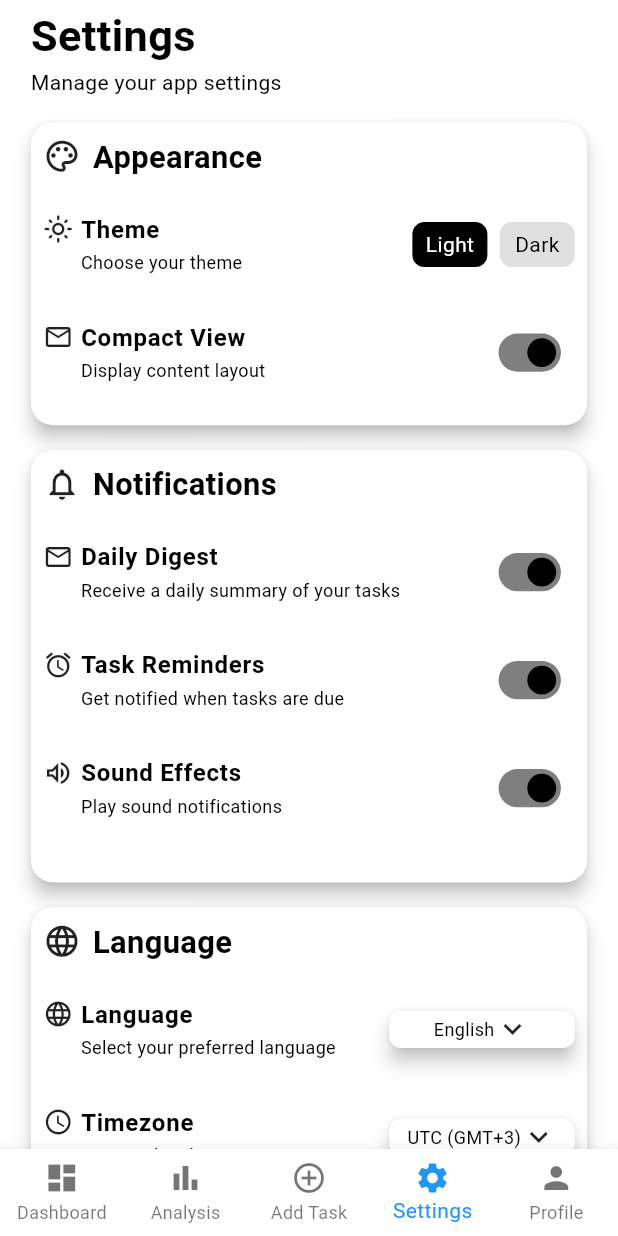
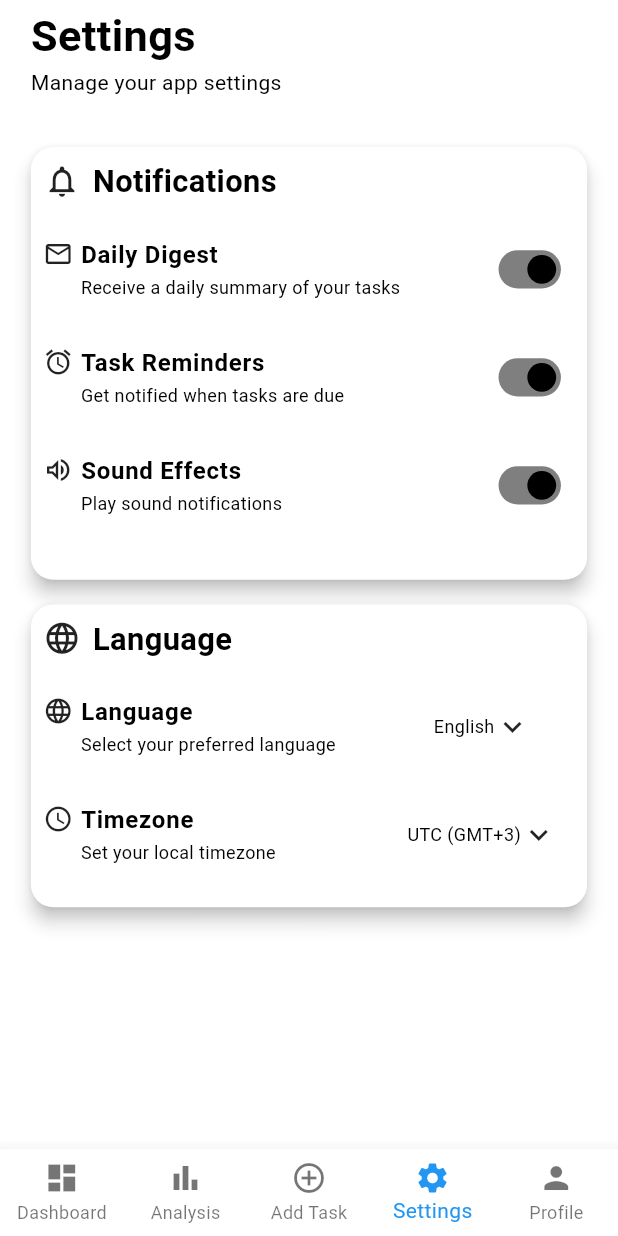
Before and after one commit to CodesFuture/task_wallet, a Flutter app: the screen it shows after launch, item 4 of the bottom bar chosen, on a phone screen of 412 x 824 dp. Run offline on Flutter 3.47's test engine with Material 3 defaults, Android fonts, the phone set to English and light mode, and no system bars; our stand-ins replace flutter_slidable, sqflite; accounts and stored records are empty.

Commit message:
Initial commit

```diff
--- a/lib/Addtask/my_add_task_page.dart
+++ b/lib/Addtask/my_add_task_page.dart
@@ -3,6 +3,7 @@ import 'package:flutter/material.dart';
 import 'package:provider/provider.dart';
 import 'package:task_wallet/Addtask/task_provider.dart';
 import 'package:task_wallet/Addtask/task_widget.dart';
+import '../Database/database_model.dart';
 import '../Database/database_service.dart';
 import '../Profile/my_profie_edit.dart';
 import '../helper/code_text.dart';
--- /dev/null
+++ b/lib/Database/database_model.dart
@@ -0,0 +1,63 @@
+class Task {
+  final int? taskId;
+  final String taskTitle;
+  final String description;
+  final String dueDate;
+  final String priority;
+  final String assignee;
+  final String status;
+
+  Task({
+    this.taskId,
+    required this.taskTitle,
+    required this.description,
+    required this.dueDate,
+    required this.priority,
+    required this.assignee,
+    required this.status,
+  });
+
+  Map<String, dynamic> toMap() {
+    return {
+      'id': taskId,
+      'taskTitle': taskTitle,
+      'description': description,
+      'dueDate': dueDate,
+      'priority': priority,
+      'assignee': assignee,
+      'status': status,
+    };
+  }
+
+  factory Task.fromMap(Map<String, dynamic> map) {
+    return Task(
+      taskId: map['id'],
+      taskTitle: map['taskTitle'],
+      description: map['description'],
+      dueDate: map['dueDate'],
+      priority: map['priority'],
+      assignee: map['assignee'],
+      status: map['status'],
+    );
+  }
+
+  Task copyWith({
+    int? id,
+    String? taskTitle,
+    String? description,
+    String? dueDate,
+    String? priority,
+    String? assignee,
+    String? status,
+  }) {
+    return Task(
+      taskId: id ?? this.taskId,
+      taskTitle: taskTitle ?? this.taskTitle,
+      description: description ?? this.description,
+      dueDate: dueDate ?? this.dueDate,
+      priority: priority ?? this.priority,
+      assignee: assignee ?? this.assignee,
+      status: status ?? this.status,
+    );
+  }
+}
--- a/lib/Database/database_service.dart
+++ b/lib/Database/database_service.dart
@@ -1,69 +1,7 @@
 import 'package:sqflite/sqflite.dart';
 import 'package:path/path.dart';
 
-class Task {
-  final int? taskId;
-  final String taskTitle;
-  final String description;
-  final String dueDate;
-  final String priority;
-  final String assignee;
-  final String status;
-
-  Task({
-    this.taskId,
-    required this.taskTitle,
-    required this.description,
-    required this.dueDate,
-    required this.priority,
-    required this.assignee,
-    required this.status,
-  });
-
-  Map<String, dynamic> toMap() {
-    return {
-      'id': taskId,
-      'taskTitle': taskTitle,
-      'description': description,
-      'dueDate': dueDate,
-      'priority': priority,
-      'assignee': assignee,
-      'status': status,
-    };
-  }
-
-  factory Task.fromMap(Map<String, dynamic> map) {
-    return Task(
-      taskId: map['id'],
-      taskTitle: map['taskTitle'],
-      description: map['description'],
-      dueDate: map['dueDate'],
-      priority: map['priority'],
-      assignee: map['assignee'],
-      status: map['status'],
-    );
-  }
-
-  Task copyWith({
-    int? id,
-    String? taskTitle,
-    String? description,
-    String? dueDate,
-    String? priority,
-    String? assignee,
-    String? status,
-  }) {
-    return Task(
-      taskId: id ?? this.taskId,
-      taskTitle: taskTitle ?? this.taskTitle,
-      description: description ?? this.description,
-      dueDate: dueDate ?? this.dueDate,
-      priority: priority ?? this.priority,
-      assignee: assignee ?? this.assignee,
-      status: status ?? this.status,
-    );
-  }
-}
+import 'database_model.dart';
 
 class TaskDatabase {
   static final TaskDatabase instance = TaskDatabase._init();
--- a/lib/Settings/my_setting_page.dart
+++ b/lib/Settings/my_setting_page.dart
@@ -51,7 +51,6 @@ class _SettingsPageState extends State<SettingsPage> {
             crossAxisAlignment: CrossAxisAlignment.center,
             children: [
               _buildHeader(context),
-              _buildAppearanceSection(context),
               _buildNotificationsSection(context),
               _buildLanguageSection(context),
             ],
@@ -98,80 +97,6 @@ class _SettingsPageState extends State<SettingsPage> {
     );
   }
 
-  Widget _buildAppearanceSection(BuildContext context) {
-    final textProvider = Provider.of<TextProvider>(context);
-    final screenHeight = MediaQuery.of(context).size.height;
-    final screenWidth = MediaQuery.of(context).size.width;
-
-    return Column(
-      children: [
-        SettingsCard(
-          height: screenHeight * 0.245,
-          width: screenWidth * 0.9,
-          child: Column(
-            crossAxisAlignment: CrossAxisAlignment.start,
-            children: [
-              SectionHeader(
-                icon: Icons.color_lens_outlined,
-                title: textProvider.getText('appearance'),
-                iconSize: screenWidth * 0.06,
-                fontSize: screenWidth * 0.05,
-              ),
-              SettingsListTile(
-                leadingIcon: Icons.light_mode_outlined,
-                title: textProvider.getText('Theme'),
-                subtitle: textProvider.getText('Thememode'),
-                trailing: Row(
-                  mainAxisSize: MainAxisSize.min,
-                  children: [
-                    ThemeButton(
-                      text: "Light",
-                      isSelected: isLightTheme,
-                      onTap: () {
-                        if (!isLightTheme) {
-                          setState(() {
-                            isLightTheme = true;
-                          });
-                          print('Theme switched to Light');
-                        }
-                      },
-                    ),
-                    SizedBox(width: screenWidth * 0.02),
-                    ThemeButton(
-                      text: "Dark",
-                      isSelected: !isLightTheme,
-                      onTap: () {
-                        if (isLightTheme) {
-                          setState(() {
-                            isLightTheme = false;
-                          });
-                          print('Theme switched to Dark');
-                        }
-                      },
-                    ),
-                  ],
-                ),
-              ),
-              SettingsListTile(
-                leadingIcon: Icons.local_post_office_outlined,
-                title: textProvider.getText('CompactView'),
-                subtitle: textProvider.getText('CompactDispay'),
-                trailing: CustomSwitch(
-                  value: _settings.iscompactview,
-                  onChanged: (value) {
-                    setState(() {
-                      _settings.iscompactview = value;
-                      print('Compact View: ${value ? 'Enabled' : 'Disabled'}');
-                    });
-                  },
-                ),
-              ),
-            ],
-          ),
-        ),
-      ],
-    );
-  }
 
   Widget _buildNotificationsSection(BuildContext context) {
     final textProvider = Provider.of<TextProvider>(context);
--- a/lib/Settings/setting_widgets.dart
+++ b/lib/Settings/setting_widgets.dart
@@ -67,18 +67,6 @@ class SectionHeader extends StatelessWidget {
   }
 }
 
-class ThemeProvider extends ChangeNotifier {
-  bool _isLightTheme = true;
-
-  bool get isLightTheme => _isLightTheme;
-
-  void toggleTheme() {
-    _isLightTheme = !_isLightTheme;
-    notifyListeners();
-  }
-}
-
-// Separate widget class for theme button
 class ThemeButton extends StatelessWidget {
   final String text;
   final bool isSelected;
@@ -228,9 +216,6 @@ class CustomDropdownButton extends StatelessWidget {
       onTap: () {
         _showDropdownMenu(context);
       },
-      child: Material(
-        elevation: 5,
-        borderRadius: BorderRadius.circular(8),
       child: Container(
         height: screenHeight * 0.03,
         width: screenWidth * 0.3,
@@ -242,7 +227,6 @@ class CustomDropdownButton extends StatelessWidget {
             Text(text, style: const TextStyle(fontSize: 12)),
             const Icon(Icons.keyboard_arrow_down_sharp)
           ],
-          ),
         ),
       ),
     );
--- a/lib/helper/code_text.dart
+++ b/lib/helper/code_text.dart
@@ -134,19 +134,7 @@ class GlobalLanguage {
   ];
 }
 
-// Them Provider//
-class ThemeProvider with ChangeNotifier {
-  ThemeMode _currentTheme = ThemeMode.system;
 
-  ThemeMode get currentTheme => _currentTheme;
-
-  void toggleTheme() {
-    _currentTheme = _currentTheme == ThemeMode.light
-        ? ThemeMode.dark
-        : ThemeMode.light;
-    notifyListeners();
-  }
-}
 
 class AppThemes {
   static final ThemeData lightTheme = ThemeData(
--- a/lib/main.dart
+++ b/lib/main.dart
@@ -12,21 +12,15 @@ void main() {
         ChangeNotifierProvider(create: (_) => ButtonStateProvider()),
         ChangeNotifierProvider(create: (_) => DatePickerProvider()),
         ChangeNotifierProvider(create: (_) => TaskProvider()),
-        ChangeNotifierProvider(create: (_) => ThemeProvider()),
       ],
-      child: Consumer<ThemeProvider>(
-        builder: (context, themeProvider, child) {
-          return MyApp(themeProvider: themeProvider);
-        },
-      ),
+      child: MyApp(),
     ),
   );
 }
 
 class MyApp extends StatelessWidget {
-  final ThemeProvider themeProvider;
 
-  const MyApp({Key? key, required this.themeProvider}) : super(key: key);
+  const MyApp({Key? key,}) : super(key: key);
 
   @override
   Widget build(BuildContext context) {
@@ -35,7 +29,6 @@ class MyApp extends StatelessWidget {
       title: 'My App',
       theme: AppThemes.lightTheme,
       darkTheme: AppThemes.darkTheme,
-      themeMode: themeProvider.currentTheme,
       home: const HomePage(),
     );
   }
--- a/pubspec.yaml
+++ b/pubspec.yaml
@@ -40,6 +40,9 @@ dependencies:
   provider: ^6.1.2
   sqflite: 2.3.3
   path: ^1.9.0
+  firebase_core: ^3.8.1
+  firebase_auth:
+
 
 dev_dependencies:
   flutter_test:
```
Also changed, not shown: lib/Addtask/task_provider.dart (+37 -37 lines), pubspec.lock, 6 other files. Lines whose indentation alone changed are shown as unchanged.
